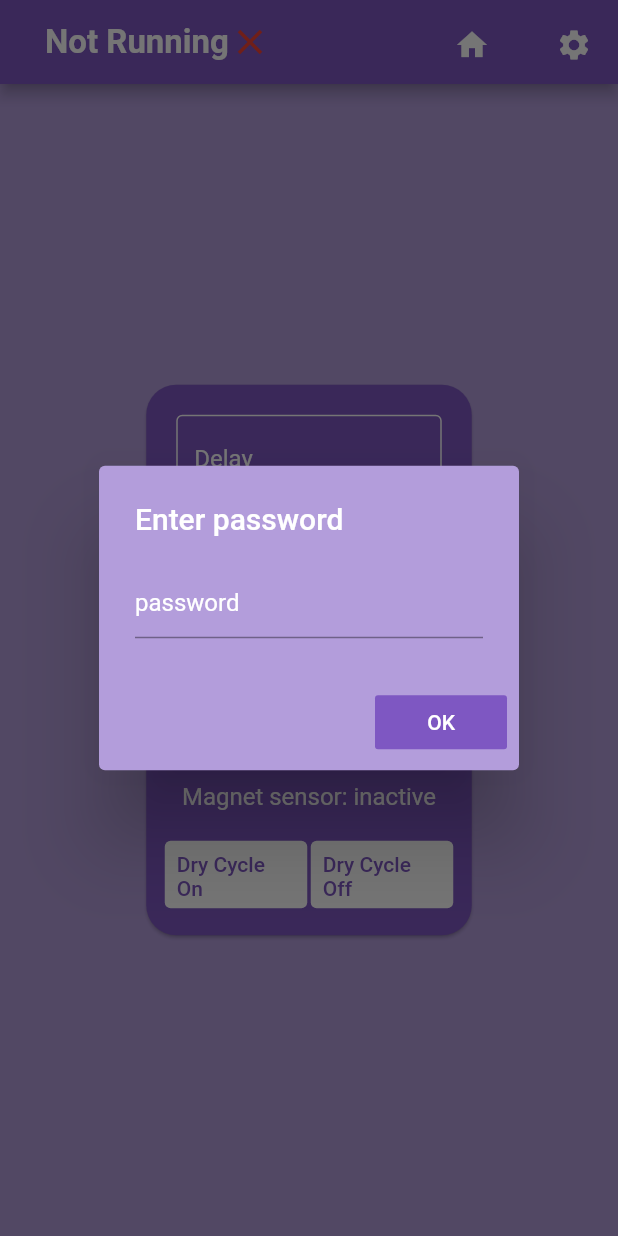
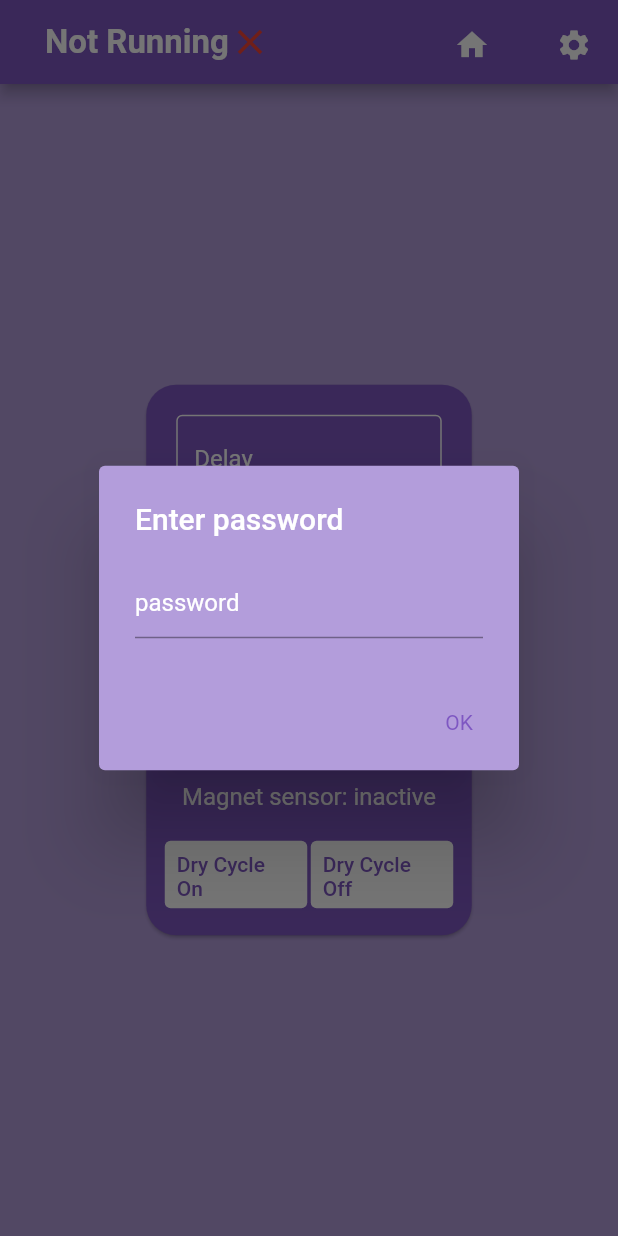
Before and after one commit to RobinsonEngineering/RoboCarApp, a Flutter app: the Settings screen opened directly, after a tap on the "settings" icon, on a phone screen of 412 x 824 dp. Run offline on Flutter 3.47's test engine with Material 2 defaults, Android fonts, the phone set to English and light mode, and no system bars; our stand-ins replace riverpod; missing offline and left inert: passcode_screen.

Commit message:
Bug fixes

```diff
--- a/lib/components/appbar.dart
+++ b/lib/components/appbar.dart
@@ -144,9 +144,11 @@ class _AppbarState extends State<Appbar> {
                               ),
                             ),
                             actions: <Widget>[
-                              FlatButton(
-                                color: kPrimaryColor,
-                                textColor: Colors.white,
+                              TextButton(
+                                style: ButtonStyle(
+                                  foregroundColor: MaterialStateProperty.all<Color>(kPrimaryColor),
+                                  textStyle: MaterialStateProperty.all<TextStyle>(TextStyle(color: Colors.white)),
+                                ),
                                 child: Text('OK'),
                                 onPressed: () {
                                   if (password == "admin") {
--- a/lib/components/table.dart
+++ b/lib/components/table.dart
@@ -46,7 +46,7 @@ class _SushiTableState extends State<SushiTable> {
         width: 3
     ) : BorderSide(width: 0, color: kBackgroundColor));
 
-    List<Widget> widgets = List.filled(xs!.length + 1, Center());
+    List<Widget> widgets = List.filled(xs!.length + 2, Center());
     print(selection);
     for (int index = 0; index < this.xs!.length; ++index) {
       widgets[index] = (Align(
@@ -147,6 +147,7 @@ class _SushiTableState extends State<SushiTable> {
               },
             )
         ),
+    );
     widgets[xs!.length + 1] = Align(
       alignment: Alignment(0, 1),
       child: Container(
```
